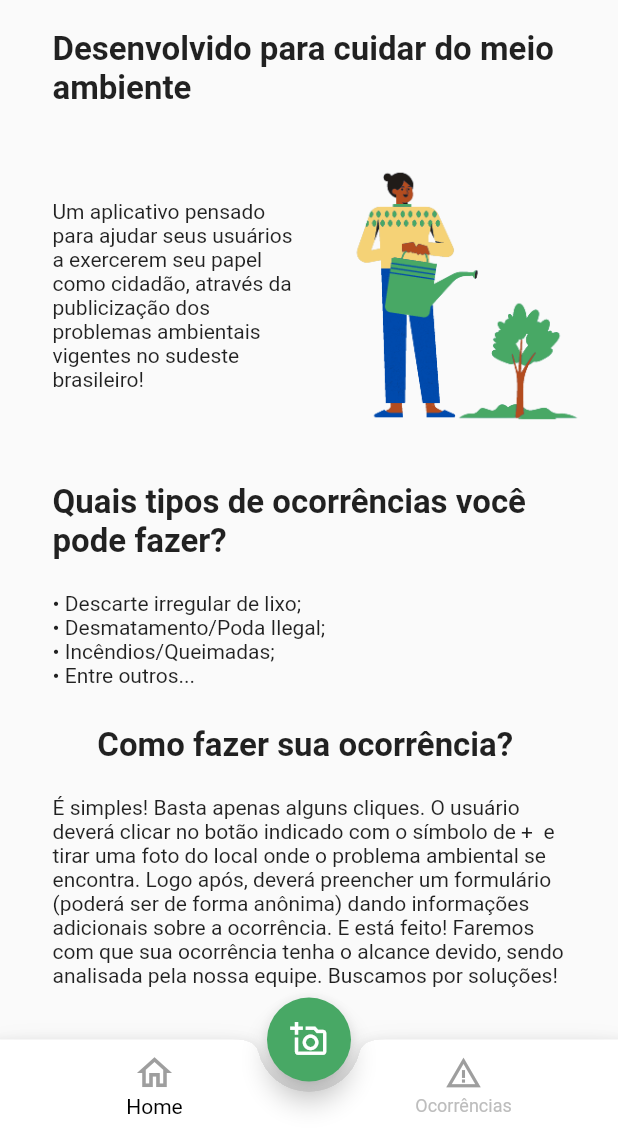
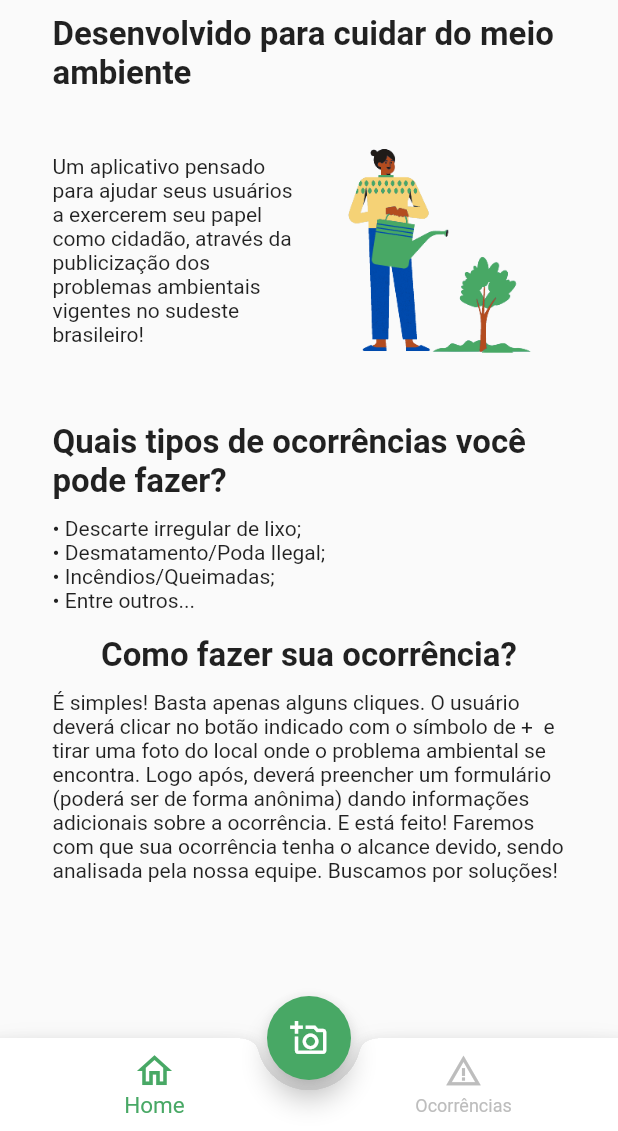
Before and after one commit to ItaloCovas/VerdePerto, a Flutter app: the screen it shows after launch, on a phone screen of 412 x 824 dp, the part 105-1236 px from its top. Run offline on Flutter 3.47's test engine with Material 2 defaults, Android fonts, the phone set to English and light mode, and no system bars; Roboto replaces fonts that are missing (Poppins).

Commit message:
fazendo uns ajustes na bottom app bar

```diff
--- a/lib/main.dart
+++ b/lib/main.dart
@@ -20,7 +20,7 @@ class MyApp extends StatelessWidget {
         primarySwatch: Colors.blue,
         fontFamily: 'Poppins',
       ),
-      home: NavigationHome(),
+      home: SplashScreenPage(),
     );
   }
 }
--- a/lib/pages/home_page.dart
+++ b/lib/pages/home_page.dart
@@ -23,28 +23,30 @@ class _HomePageState extends State<HomePage> {
                 ),
               ],
             ),
-            SizedBox(
+            Padding(
+              padding: const EdgeInsets.only(left: 35, right: 35),
+              child: Column(
+                crossAxisAlignment: CrossAxisAlignment.center,
+                mainAxisAlignment: MainAxisAlignment.start,
+                children: [
+                  const SizedBox(
                     height: 10,
                   ),
-            const Padding(
-              padding: EdgeInsets.fromLTRB(35, 10, 10, 20),
-              child: Text(
+                  const Text(
                     'Desenvolvido para cuidar do meio ambiente',
                     style: TextStyle(fontWeight: FontWeight.w700, fontSize: 22),
                   ),
-            ),
                   Row(
+                    mainAxisAlignment: MainAxisAlignment.center,
                     children: [
                       const Flexible(
                         flex: 5,
-                    child: Padding(
-                      padding: EdgeInsets.only(left: 35.0),
                         child: Text(
                           "Um aplicativo pensado para ajudar seus usuários a exercerem seu papel como cidadão, através da publicização dos problemas ambientais vigentes no sudeste brasileiro!",
                           textAlign: TextAlign.start,
                           style: TextStyle(fontSize: 14),
                         ),
-                    )),
+                      ),
                       Flexible(
                           flex: 5,
                           child: Padding(
@@ -56,19 +58,18 @@ class _HomePageState extends State<HomePage> {
                           )),
                     ],
                   ),
+                  const SizedBox(
+                    height: 10,
+                  ),
+                  Text('Quais tipos de ocorrências você pode fazer?',
+                      style:
+                          TextStyle(fontWeight: FontWeight.w700, fontSize: 22)),
                   SizedBox(
                     height: 10,
-            ),
-            const Padding(
-              padding: EdgeInsets.fromLTRB(35, 10, 10, 20),
-              child: Text('Quais tipos de ocorrências você pode fazer?',
-                  style: TextStyle(fontWeight: FontWeight.w700, fontSize: 22)),
                   ),
                   Row(
                     children: const [
                       Flexible(
-                  child: Padding(
-                    padding: EdgeInsets.only(left: 35.0, right: 35.0),
                         child: Text(
                             '• Descarte irregular de lixo;\n'
                             '• Desmatamento/Poda Ilegal;\n'
@@ -79,28 +80,25 @@ class _HomePageState extends State<HomePage> {
                               fontSize: 14,
                             )),
                       ),
-                )
                     ],
                   ),
-            const Padding(
-              padding: EdgeInsets.fromLTRB(5, 10, 10, 20),
-              child: Text('Como fazer sua ocorrência?',
+                  Text('Como fazer sua ocorrência?',
                       style: TextStyle(
                         fontWeight: FontWeight.w700,
                         fontSize: 22,
                       )),
+                  SizedBox(
+                    height: 10,
                   ),
                   Row(
                     children: const [
                       Flexible(
-                  child: Padding(
-                    padding: EdgeInsets.only(left: 35.0, right: 35),
                         child: Text(
                             'É simples! Basta apenas alguns cliques. O usuário deverá clicar no botão indicado com o símbolo de +  e tirar uma foto do local onde o problema ambiental se encontra. Logo após, deverá preencher um formulário (poderá ser de forma anônima) dando informações adicionais sobre a ocorrência. E está feito! Faremos com que sua ocorrência tenha o alcance devido, sendo analisada pela nossa equipe. Buscamos por soluções! ',
                             textAlign: TextAlign.start,
-                        style: TextStyle(fontSize: 14, fontFamily: 'Poppins')),
+                            style:
+                                TextStyle(fontSize: 14, fontFamily: 'Poppins')),
                       ),
-                )
                     ],
                   ),
                   SizedBox(
@@ -109,6 +107,9 @@ class _HomePageState extends State<HomePage> {
                 ],
               ),
             ),
+          ],
+        ),
+      ),
     ));
   }
 }
--- /dev/null
+++ b/lib/pages/reports_page.dart
@@ -0,0 +1,30 @@
+import 'package:flutter/material.dart';
+
+class ReportsPage extends StatefulWidget {
+  ReportsPage({Key? key}) : super(key: key);
+
+  @override
+  State<ReportsPage> createState() => _ReportsPageState();
+}
+
+class _ReportsPageState extends State<ReportsPage> {
+  @override
+  Widget build(BuildContext context) {
+    return Scaffold(
+      body: SafeArea(
+        child: Column(
+          children: [
+            Row(
+              children: [
+                Image.asset(
+                  'assets/images/logo.png',
+                  height: 70,
+                ),
+              ],
+            ),
+          ],
+        ),
+      ),
+    );
+  }
+}
--- a/lib/pages/splashscreen_page.dart
+++ b/lib/pages/splashscreen_page.dart
@@ -1,6 +1,7 @@
 import 'package:flutter/material.dart';
 import 'package:verde_perto/pages/home_page.dart';
 import 'package:verde_perto/theme/theme.dart';
+import 'package:verde_perto/widgets/navigation_home.dart';
 
 class SplashScreenPage extends StatefulWidget {
   const SplashScreenPage({Key? key}) : super(key: key);
@@ -18,7 +19,7 @@ class _SplashScreenPageState extends State<SplashScreenPage> {
     super.initState();
     Future.delayed(Duration(seconds: splashScreenTime), () async {
       Navigator.pushReplacement(context, MaterialPageRoute(builder: (context) {
-        return HomePage();
+        return NavigationHome();
       }));
     });
   }
--- a/lib/widgets/navigation_home.dart
+++ b/lib/widgets/navigation_home.dart
@@ -1,5 +1,6 @@
 import 'package:flutter/material.dart';
 import 'package:verde_perto/pages/home_page.dart';
+import 'package:verde_perto/pages/reports_page.dart';
 import 'package:verde_perto/theme/theme.dart';
 
 class NavigationHome extends StatefulWidget {
@@ -12,7 +13,7 @@ class NavigationHome extends StatefulWidget {
 class _NavigationHomeState extends State<NavigationHome> {
   int selectedIndex = 0;
 
-  final List<Widget> pages = [HomePage()];
+  final List<Widget> pages = [HomePage(), ReportsPage()];
 
   @override
   Widget build(BuildContext context) {
@@ -34,9 +35,12 @@ class _NavigationHomeState extends State<NavigationHome> {
         clipBehavior: Clip.hardEdge,
         notchMargin: 7,
         child: BottomNavigationBar(
+            showSelectedLabels: true,
+            showUnselectedLabels: true,
+            selectedFontSize: 15,
             selectedIconTheme:
-                const IconThemeData(color: Colors.white, size: 30),
-            selectedItemColor: Colors.black,
+                const IconThemeData(color: primaryGreen, size: 28),
+            selectedItemColor: primaryGreen,
             unselectedItemColor: Colors.grey.shade400,
             onTap: (int index) {
               setState(() {
@@ -49,23 +53,15 @@ class _NavigationHomeState extends State<NavigationHome> {
               BottomNavigationBarItem(
                   icon: Icon(
                     Icons.home_outlined,
-                    color: Colors.grey,
                     size: 28,
                   ),
-                  title: Text(
-                    "Home",
-                    style: TextStyle(fontFamily: "Poppins"),
-                  )),
+                  label: 'Home'),
               BottomNavigationBarItem(
                   icon: Icon(
                     Icons.warning_amber,
-                    color: Colors.grey,
                     size: 25,
                   ),
-                  title: Text(
-                    "Ocorrências",
-                    style: TextStyle(fontFamily: "Poppins"),
-                  ))
+                  label: 'Ocorrências')
             ]),
       ),
     );
```
Also changed, not shown: assets/images/logo2.png (added). Lines whose indentation alone changed are shown as unchanged.
